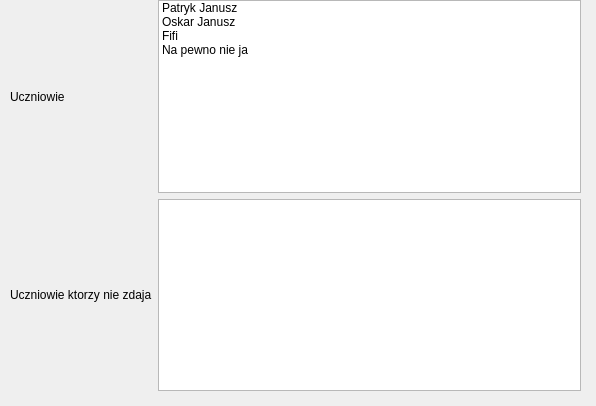
Above: layout.ui from Wilkolak2/uczniowiePy before the change. Below: the same form after it.
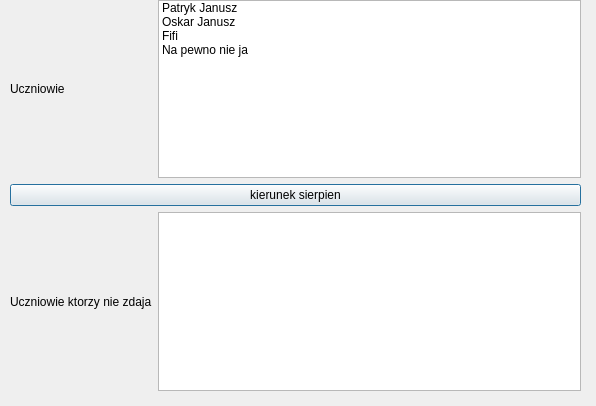
That is the form after the change.

Diff of the .ui file:
```diff
--- a/layout.ui
+++ b/layout.ui
@@ -47,6 +47,9 @@
       </item>
      </widget>
     </item>
+    <item row="2" column="1">
+     <widget class="QListWidget" name="failedStudents"/>
+    </item>
     <item row="0" column="0">
      <widget class="QLabel" name="label">
       <property name="text">
@@ -54,15 +57,19 @@
       </property>
      </widget>
     </item>
-    <item row="1" column="0">
+    <item row="2" column="0">
      <widget class="QLabel" name="label_2">
       <property name="text">
        <string>Uczniowie ktorzy nie zdaja</string>
       </property>
      </widget>
     </item>
-    <item row="1" column="1">
-     <widget class="QListWidget" name="listWidget_2"/>
+    <item row="1" column="0" colspan="2">
+     <widget class="QPushButton" name="augustButton">
+      <property name="text">
+       <string>kierunek sierpien</string>
+      </property>
+     </widget>
     </item>
    </layout>
   </widget>
```
Left out of the diff: 2 changed lines with no effect on the pictures.
